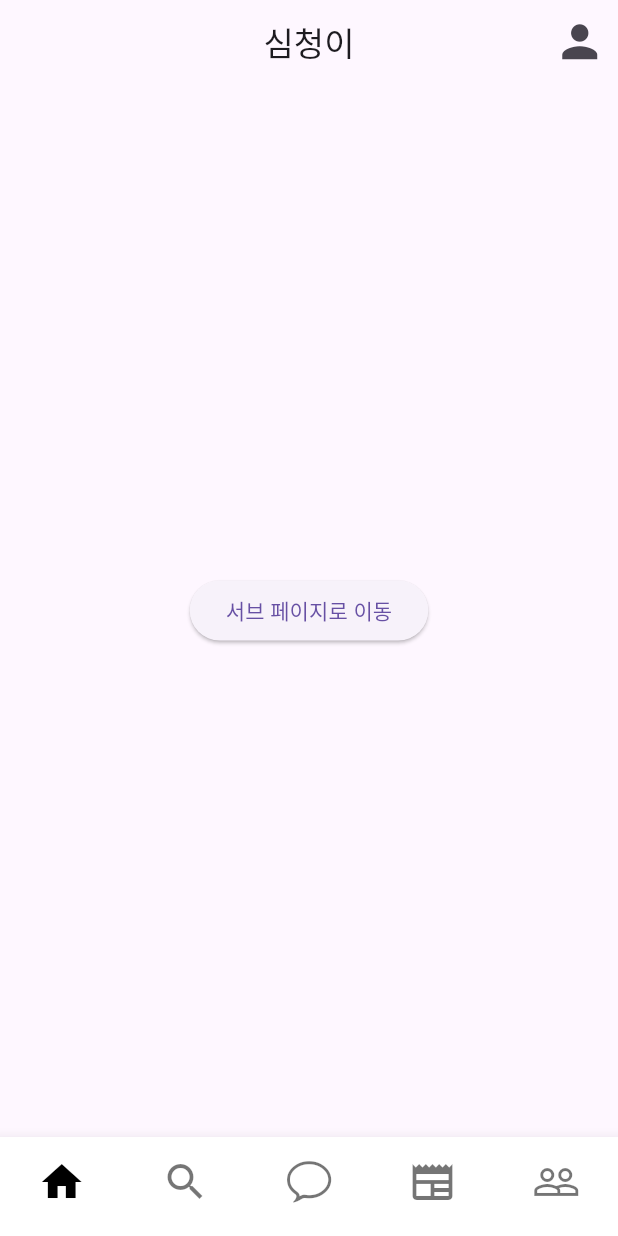
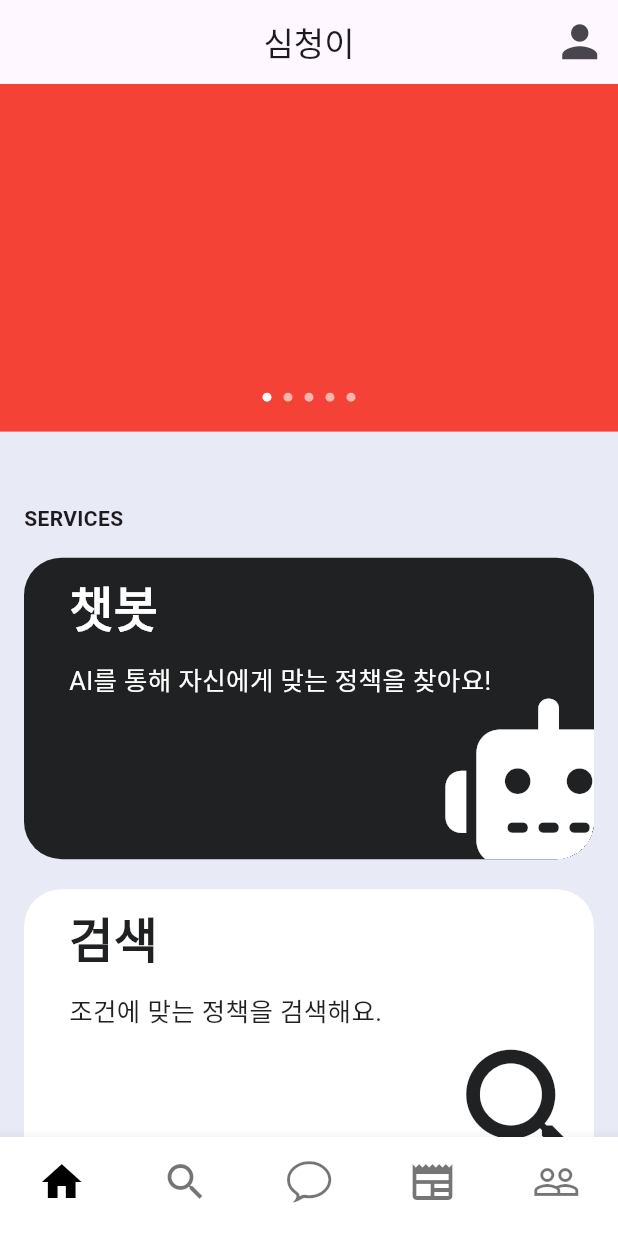
Before and after one commit to Ferrorist/Simcheonge, a Flutter app: the screen it shows after launch, on a phone screen of 412 x 824 dp. Run offline on Flutter 3.47's test engine with Material 3 defaults, Android fonts, the light colour scheme and no system bars; drawn by our look-alikes of carousel_slider, smooth_page_indicator; our stand-ins replace font_awesome_flutter.

Commit message:
Feat: 메인 화면 구현

```diff
--- a/simcheonge_front/lib/main.dart
+++ b/simcheonge_front/lib/main.dart
@@ -6,6 +6,7 @@ import 'package:simcheonge_front/screens/article_screen.dart';
 import 'package:simcheonge_front/screens/home_screen.dart';
 import 'package:simcheonge_front/screens/news_screen.dart';
 import 'package:simcheonge_front/screens/search_screen.dart';
+import 'package:font_awesome_flutter/font_awesome_flutter.dart';
 
 void main() {
   runApp(const MyApp());
@@ -32,6 +33,7 @@ class MyHomePage extends StatefulWidget {
 class _MyHomePageState extends State<MyHomePage> {
   int _selectedIndex = 0;
   final GlobalKey<ScaffoldState> _scaffoldKey = GlobalKey<ScaffoldState>();
+
   // 페이지마다 다른 제목을 반환하는 함수
   String getAppBarTitle() {
     switch (_selectedIndex) {
@@ -48,6 +50,12 @@ class _MyHomePageState extends State<MyHomePage> {
       default:
         return '앱';
     }
+  }
+
+  void changePage(int index) {
+    setState(() {
+      _selectedIndex = index;
+    });
   }
 
   @override
@@ -199,7 +207,7 @@ class _MyHomePageState extends State<MyHomePage> {
                       ),
                       ExpansionTile(
                         leading: Icon(
-                          Icons.info_outline_rounded,
+                          FontAwesomeIcons.userPen,
                           color: Colors.grey[850],
                         ),
                         title: const Text('내 정보 관리',
@@ -261,12 +269,12 @@ class _MyHomePageState extends State<MyHomePage> {
       ),
       body: IndexedStack(
         index: _selectedIndex,
-        children: const [
-          HomeScreen(),
-          SearchScreen(),
-          ChatbotScreen(),
-          NewsScreen(),
-          ArticleScreen(),
+        children: [
+          HomeScreen(changePage: changePage), // 수정된 부분
+          const SearchScreen(),
+          const ChatbotScreen(),
+          const NewsScreen(),
+          const ArticleScreen(),
         ],
       ),
       bottomNavigationBar: BottomNavigationBar(
--- a/simcheonge_front/lib/screens/home_screen.dart
+++ b/simcheonge_front/lib/screens/home_screen.dart
@@ -1,22 +1,157 @@
 import 'package:flutter/material.dart';
+import 'package:font_awesome_flutter/font_awesome_flutter.dart';
+import 'package:simcheonge_front/screens/article_screen.dart';
+import 'package:simcheonge_front/screens/chatbot_screen.dart';
+import 'package:simcheonge_front/screens/news_screen.dart';
+import 'package:simcheonge_front/screens/search_screen.dart';
+import 'package:simcheonge_front/widgets/main_button.dart'; // MainButton 위젯 import
+import 'package:carousel_slider/carousel_slider.dart';
+import 'package:smooth_page_indicator/smooth_page_indicator.dart';
 
-class HomeScreen extends StatelessWidget {
-  const HomeScreen({super.key});
+class HomeScreen extends StatefulWidget {
+  final Function(int) changePage;
+
+  const HomeScreen({super.key, required this.changePage});
+
+  @override
+  State<HomeScreen> createState() => _HomeScreenState();
+}
+
+class _HomeScreenState extends State<HomeScreen> {
+  // 'activeIndex'를 상태 변수로 선언
+  int activeIndex = 0;
+  final List<Color> colors = [
+    Colors.red,
+    Colors.green,
+    Colors.blue,
+    Colors.yellow,
+    Colors.purple,
+  ];
+
+  Widget colorSlider(Color color, int index) => Container(
+        width: double.infinity,
+        height: 240,
+        color: color,
+      );
+
+  Widget indicator() => Container(
+        margin: const EdgeInsets.only(bottom: 20.0),
+        alignment: Alignment.bottomCenter,
+        child: AnimatedSmoothIndicator(
+          activeIndex: activeIndex,
+          count: colors.length,
+          effect: JumpingDotEffect(
+              dotHeight: 6,
+              dotWidth: 6,
+              activeDotColor: Colors.white,
+              dotColor: Colors.white.withOpacity(0.6)),
+        ),
+      );
 
   @override
   Widget build(BuildContext context) {
-    return SafeArea(
-      // 앱바가 이쁘게 자리 잡게 화면 틀을 잡아준다.
-      child: Scaffold(
-        body: Container(
-          alignment: Alignment.center,
-          width: double.infinity,
-          height: double.infinity,
-          child: ElevatedButton(
-            onPressed: () {
-              // 버튼을 눌렀을 때, 서브 페이지로 이동하는 기능 구현
-            },
-            child: const Text('서브 페이지로 이동'),
+    return Scaffold(
+      backgroundColor: Colors.indigo.shade50,
+      body: SafeArea(
+        child: Container(
+          margin: const EdgeInsets.only(top: 0, left: 0, right: 0),
+          child: ListView(
+            children: [
+              Container(
+                  margin: const EdgeInsets.only(bottom: 48),
+                  child: Stack(
+                      alignment: Alignment.bottomCenter,
+                      children: <Widget>[
+                        CarouselSlider.builder(
+                          options: CarouselOptions(
+                            onPageChanged: (index, reason) {
+                              setState(() {
+                                activeIndex = index;
+                              });
+                            },
+                            viewportFraction: 1,
+                            enlargeCenterPage: true,
+                          ),
+                          itemCount: colors.length,
+                          itemBuilder: (context, index, realIndex) {
+                            return colorSlider(colors[index], index);
+                          },
+                        ),
+                        Align(
+                            alignment: Alignment.bottomCenter,
+                            child: indicator()),
+                      ])),
+              Column(
+                crossAxisAlignment: CrossAxisAlignment.start,
+                children: [
+                  const Padding(
+                    padding: EdgeInsets.only(left: 16), // 여기서 왼쪽 마진 추가
+                    child: Text(
+                      'SERVICES',
+                      style: TextStyle(
+                        fontSize: 14,
+                        fontWeight: FontWeight.bold,
+                      ),
+                    ),
+                  ),
+                  const SizedBox(height: 16),
+                  Container(
+                    margin:
+                        const EdgeInsets.only(left: 16, right: 16, bottom: 20),
+                    child: MainButton(
+                      name: '챗봇',
+                      sub: 'AI를 통해 자신에게 맞는 정책을 찾아요!',
+                      icon: FontAwesomeIcons.robot,
+                      isInverted: false,
+                      onPressed: () {
+                        widget.changePage(
+                            2); // 'widget.'을 추가하여 부모 위젯의 changePage 함수에 접근
+                      },
+                    ),
+                  ),
+                  Container(
+                    margin:
+                        const EdgeInsets.only(left: 16, right: 16, bottom: 20),
+                    child: MainButton(
+                      name: '검색',
+                      sub: '조건에 맞는 정책을 검색해요.',
+                      icon: Icons.search,
+                      isInverted: true,
+                      onPressed: () {
+                        widget.changePage(1); // 동일하게 'widget.'을 추가
+                      },
+                    ),
+                  ),
+                  Container(
+                    margin:
+                        const EdgeInsets.only(left: 16, right: 16, bottom: 20),
+                    child: MainButton(
+                      name: '뉴스',
+                      sub: '최신 기사를 확인하세요!',
+                      icon: FontAwesomeIcons.newspaper,
+                      isInverted: false,
+                      onPressed: () {
+                        widget.changePage(3); // 동일하게 'widget.'을 추가
+                      },
+                    ),
+                  ),
+                  Container(
+                    margin:
+                        const EdgeInsets.only(left: 16, right: 16, bottom: 30),
+                    child: MainButton(
+                      name: '게시판',
+                      sub: '다른 사람들과 소통해요!',
+                      icon: FontAwesomeIcons.chalkboard,
+                      isInverted: true,
+                      onPressed: () {
+                        widget.changePage(4); // 동일하게 'widget.'을 추가
+                      },
+                    ),
+                  ),
+                  const SizedBox(height: 30),
+                ],
+              ),
+            ],
           ),
         ),
       ),
--- /dev/null
+++ b/simcheonge_front/lib/widgets/main_button.dart
@@ -0,0 +1,80 @@
+import 'package:flutter/material.dart';
+import 'package:font_awesome_flutter/font_awesome_flutter.dart';
+
+class MainButton extends StatelessWidget {
+  final String name, sub; // 'sub' 파라미터가 이미 존재
+  final IconData icon;
+  final bool isInverted;
+  final _blackColor = const Color(0xFF1F2123);
+  final VoidCallback? onPressed;
+
+  const MainButton({
+    super.key,
+    required this.name,
+    required this.sub,
+    required this.icon,
+    required this.isInverted,
+    this.onPressed,
+  });
+
+  @override
+  Widget build(BuildContext context) {
+    return GestureDetector(
+      onTap: onPressed,
+      child: Container(
+        clipBehavior: Clip.hardEdge,
+        decoration: BoxDecoration(
+          color: isInverted ? Colors.white : _blackColor,
+          borderRadius: BorderRadius.circular(25),
+        ),
+        child: Padding(
+          padding:
+              const EdgeInsets.only(top: 10, left: 30, right: 30, bottom: 43),
+          child: Column(
+            mainAxisSize: MainAxisSize.min,
+            crossAxisAlignment: CrossAxisAlignment.start,
+            children: [
+              Text(
+                name,
+                style: TextStyle(
+                  color: isInverted ? _blackColor : Colors.white,
+                  fontSize: 32,
+                  fontWeight: FontWeight.w600,
+                ),
+                overflow: TextOverflow.ellipsis,
+              ),
+              const SizedBox(height: 13),
+              Text(
+                sub,
+                style: TextStyle(
+                  color: isInverted ? _blackColor : Colors.white,
+                  fontSize: 17,
+                  fontWeight: FontWeight.w400,
+                ),
+              ),
+              // Spacer() 대신 사용할 수 있는 공간 조절 방법을 선택하세요.
+              const SizedBox(
+                height: 13,
+              ),
+              Align(
+                alignment: Alignment.bottomRight,
+                child: Transform.scale(
+                  scale: 2.2, // 아이콘 크기 배율 조정
+                  child: Transform.translate(
+                    offset: const Offset(5, 7), // 아이콘 위치 조정
+                    child: Icon(
+                      icon,
+                      color: isInverted ? _blackColor : Colors.white,
+                      size:
+                          50, // Transform.scale 사용 시 size는 실제 크기에 영향을 덜 미침, scale에 의해 조정됨
+                    ),
+                  ),
+                ),
+              ),
+            ],
+          ),
+        ),
+      ),
+    );
+  }
+}
--- a/simcheonge_front/pubspec.yaml
+++ b/simcheonge_front/pubspec.yaml
@@ -39,6 +39,10 @@ dependencies:
   url_launcher: ^6.2.5
   shared_preferences: ^2.2.2
   flutter_launcher_icons: ^0.13.1
+  font_awesome_flutter: ^10.7.0
+  line_icons: ^2.0.3
+  carousel_slider: ^4.2.1
+  smooth_page_indicator: ^1.1.0
 
 dev_dependencies:
   flutter_test:
```
